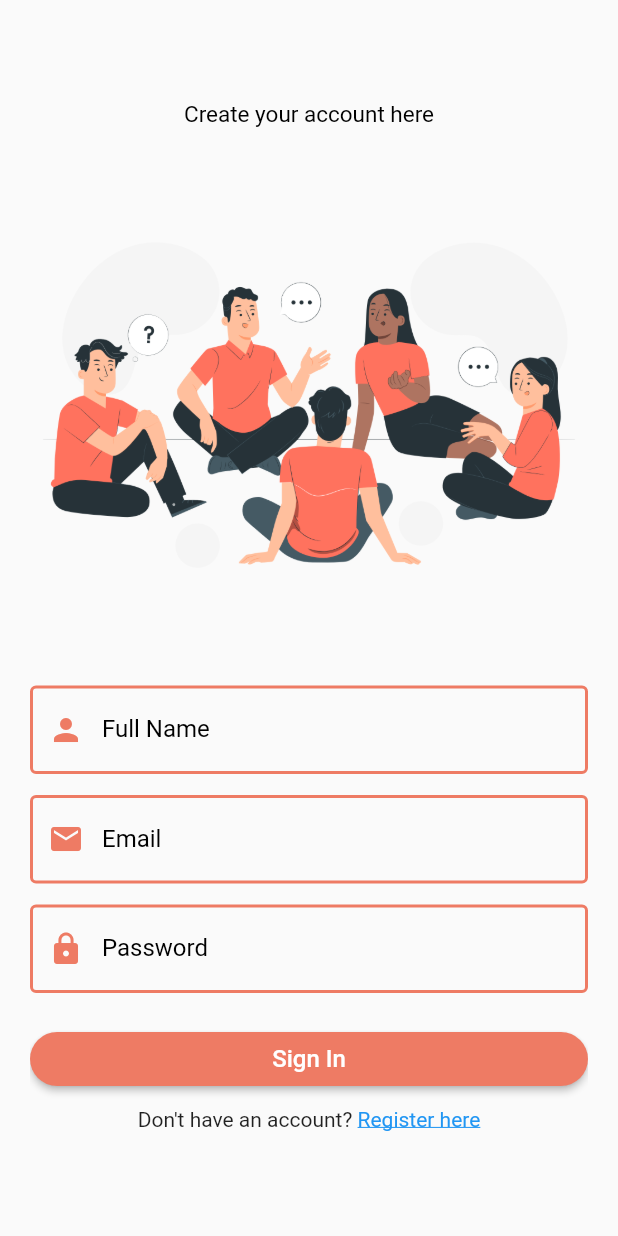
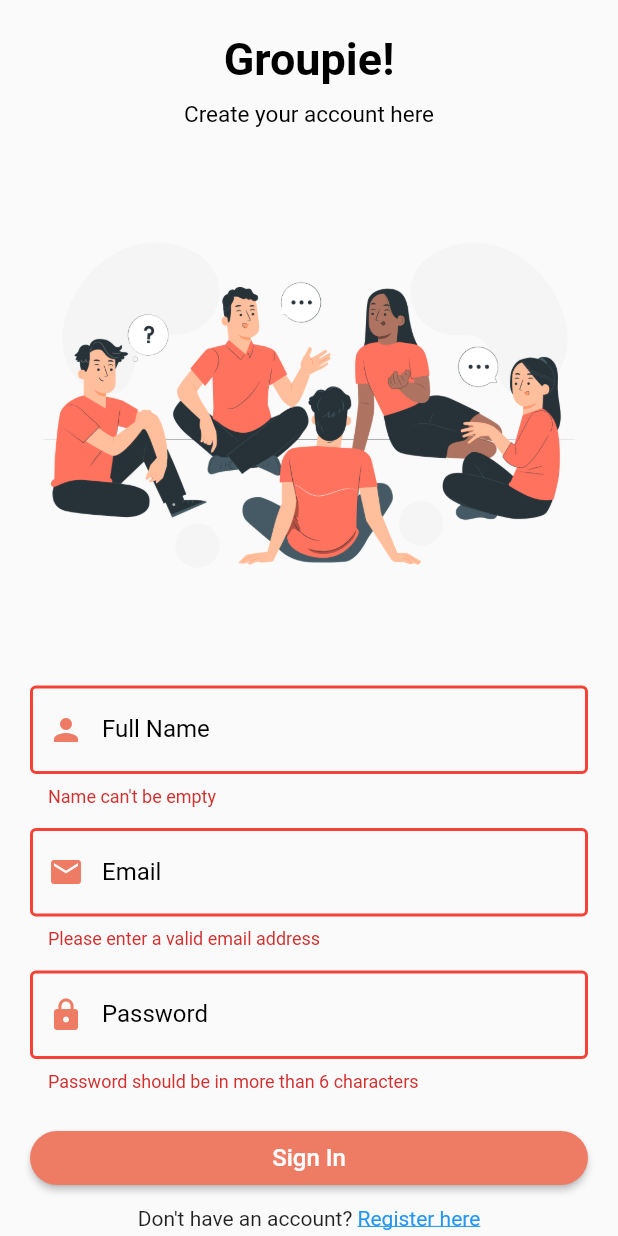
Before and after one commit to PCRIG/flutter-chat-app, a Flutter app: the RegisterPage screen opened directly, scrolled down 48 dp, after a tap on "Sign In", on a phone screen of 412 x 824 dp. Run offline on Flutter 3.47's test engine with Material 2 defaults, Android fonts, the phone set to English and light mode, and no system bars; our stand-ins replace cloud_firestore, firebase_auth, firebase_core, shared_preferences; accounts and stored records are empty.

Commit message:
auth added

```diff
--- a/lib/pages/auth/register_page.dart
+++ b/lib/pages/auth/register_page.dart
@@ -1,4 +1,6 @@
 import 'package:chatapp/pages/auth/login_page.dart';
+import 'package:chatapp/pages/home_page.dart';
+import 'package:chatapp/services/auth_service.dart';
 import 'package:chatapp/widgets/widgets.dart';
 import 'package:flutter/gestures.dart';
 import 'package:flutter/material.dart';
@@ -13,6 +15,10 @@
 class _RegisterPageState extends State<RegisterPage> {
   final _formKey = GlobalKey<FormState>();
 
+  AuthService authService = AuthService();
+
+  bool _isLoading = false;
+
   String fullName = '';
   String email = '';
   String password = '';
@@ -20,9 +26,16 @@
   @override
   Widget build(BuildContext context) {
     return Scaffold(
-        body: Padding(
-      padding: const EdgeInsets.symmetric(horizontal: 20, vertical: 70),
-      child: SingleChildScrollView(
+        body: _isLoading
+            ? Center(
+                child: CircularProgressIndicator(
+                  color: Theme.of(context).primaryColor,
+                ),
+              )
+            : SingleChildScrollView(
+                child: Padding(
+                    padding: const EdgeInsets.symmetric(
+                        horizontal: 20, vertical: 70),
                     child: Form(
                       key: _formKey,
                       child: Column(
@@ -48,8 +61,8 @@
                           TextFormField(
                             decoration: textInputDecoration.copyWith(
                                 labelText: "Full Name",
-                  prefixIcon:
-                      Icon(Icons.person, color: Theme.of(context).primaryColor)),
+                                prefixIcon: Icon(Icons.person,
+                                    color: Theme.of(context).primaryColor)),
                             validator: (value) {
                               return value!.trim().isNotEmpty
                                   ? null
@@ -65,8 +78,8 @@
                           TextFormField(
                             decoration: textInputDecoration.copyWith(
                                 labelText: "Email",
-                  prefixIcon:
-                      Icon(Icons.email, color: Theme.of(context).primaryColor)),
+                                prefixIcon: Icon(Icons.email,
+                                    color: Theme.of(context).primaryColor)),
                             validator: (value) {
                               return value!.length > 6
                                   ? null
@@ -83,8 +96,8 @@
                             obscureText: true,
                             decoration: textInputDecoration.copyWith(
                                 labelText: "Password",
-                  prefixIcon:
-                      Icon(Icons.lock, color: Theme.of(context).primaryColor)),
+                                prefixIcon: Icon(Icons.lock,
+                                    color: Theme.of(context).primaryColor)),
                             validator: (value) {
                               return value!.length > 6
                                   ? null
@@ -105,19 +118,24 @@
                                   elevation: 2,
                                   shape: RoundedRectangleBorder(
                                       borderRadius: BorderRadius.circular(20))),
-                child: const Text("Sign In", style: TextStyle(fontSize: 16)),
-                onPressed: () {},
+                              onPressed: registerUser,
+                              child: const Text("Sign In",
+                                  style: TextStyle(fontSize: 16)),
                             ),
                           ),
                           const SizedBox(height: 8),
-            Text.rich(
-                TextSpan(text: "Don't have an account? ", children: <TextSpan>[
+                          Text.rich(TextSpan(
+                              text: "Don't have an account? ",
+                              children: <TextSpan>[
                                 TextSpan(
                                     text: "Register here",
                                     style: const TextStyle(
-                      color: Colors.blue, decoration: TextDecoration.underline),
-                  recognizer: TapGestureRecognizer()..onTap = () {
-                    nextScreenReplacement(context, const LoginPage());
+                                        color: Colors.blue,
+                                        decoration: TextDecoration.underline),
+                                    recognizer: TapGestureRecognizer()
+                                      ..onTap = () {
+                                        nextScreenReplacement(
+                                            context, const LoginPage());
                                       })
                               ]))
                         ],
@@ -125,4 +143,26 @@
                     )),
               ));
   }
+
+  registerUser() async {
+    if (_formKey.currentState!.validate()) {
+      setState(() {
+        _isLoading = true;
+      });
+      await authService
+          .registerUserWithEmail(fullName, email, password)
+          .then((value) {
+        if (value == true) {
+          nextScreen(context, const HomePage());
+          setState(() {
+            _isLoading = false;
+          });
+        } else {
+          setState(() {
+            _isLoading = false;
+          });
         }
+      });
+    }
+  }
+}
--- /dev/null
+++ b/lib/services/auth_service.dart
@@ -0,0 +1,23 @@
+import 'package:chatapp/services/database_service.dart';
+import 'package:firebase_auth/firebase_auth.dart';
+
+class AuthService {
+  final FirebaseAuth firebaseAuth = FirebaseAuth.instance;
+
+  Future<bool?> registerUserWithEmail(
+      String fullName, String email, String password) async {
+    try {
+      User user = (await firebaseAuth.createUserWithEmailAndPassword(
+              email: email, password: password))
+          .user!;
+
+      if (user != null) {
+        await DatabaseService(user.uid).createUserData(fullName, email);
+        return true;
+      }
+    } on FirebaseAuthException catch (e) {
+      print(e);
+    }
+    return null;
+  }
+}
--- /dev/null
+++ b/lib/services/database_service.dart
@@ -0,0 +1,22 @@
+import 'package:cloud_firestore/cloud_firestore.dart';
+
+class DatabaseService {
+  String? uid;
+
+  DatabaseService(this.uid);
+
+  final CollectionReference usersCollection =
+      FirebaseFirestore.instance.collection("users");
+  final CollectionReference groupCollection =
+      FirebaseFirestore.instance.collection("groups");
+
+  Future createUserData(String fullName, String email) async {
+    return usersCollection.doc(uid).set({
+      "fullName": fullName,
+      "email": email,
+      "groups": "",
+      "profilePic": "",
+      "userId": uid,
+    });
+  }
+}
```
Also changed, not shown: pubspec.lock. Lines whose indentation alone changed are shown as unchanged.
